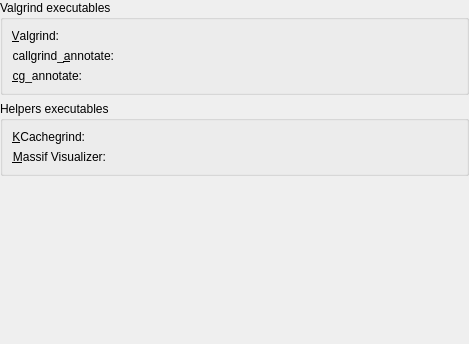
This is config/globalconfigpage.ui in KDE/kdev-valgrind as Qt 5 draws it before an edit. The edited form follows.
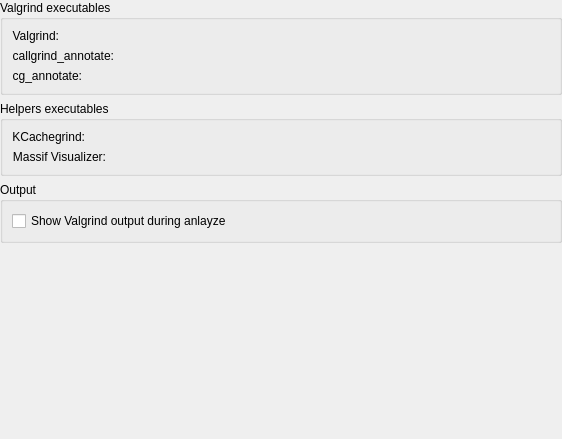
This is the edited form. Custom widgets are drawn as their Qt base class.

Commit message: Add plugin setting to hide/show Valgrind output in the output view during anayze run

```diff
--- a/config/globalconfigpage.ui
+++ b/config/globalconfigpage.ui
@@ -6,8 +6,8 @@
    <rect>
     <x>0</x>
     <y>0</y>
-    <width>469</width>
-    <height>344</height>
+    <width>562</width>
+    <height>439</height>
    </rect>
   </property>
   <property name="windowTitle">
@@ -35,7 +35,7 @@
       <item row="0" column="0">
        <widget class="QLabel" name="verappLabel">
         <property name="text">
-         <string>&amp;Valgrind:</string>
+         <string>Valgrind:</string>
         </property>
         <property name="alignment">
          <set>Qt::AlignRight|Qt::AlignTrailing|Qt::AlignVCenter</set>
@@ -58,20 +58,7 @@
       <item row="1" column="0">
        <widget class="QLabel" name="verappLabel_3">
         <property name="text">
-         <string>callgrind_&amp;annotate:</string>
-        </property>
-        <property name="alignment">
-         <set>Qt::AlignRight|Qt::AlignTrailing|Qt::AlignVCenter</set>
-        </property>
-        <property name="buddy">
-         <cstring>kcfg_valgrindExecutablePath</cstring>
-        </property>
-       </widget>
-      </item>
-      <item row="2" column="0">
-       <widget class="QLabel" name="verappLabel_2">
-        <property name="text">
-         <string>&amp;cg_annotate:</string>
+         <string>callgrind_annotate:</string>
         </property>
         <property name="alignment">
          <set>Qt::AlignRight|Qt::AlignTrailing|Qt::AlignVCenter</set>
@@ -91,6 +78,19 @@
         </property>
        </widget>
       </item>
+      <item row="2" column="0">
+       <widget class="QLabel" name="kcfg_cg_annotateExecutablePathLabel">
+        <property name="text">
+         <string>cg_annotate:</string>
+        </property>
+        <property name="alignment">
+         <set>Qt::AlignRight|Qt::AlignTrailing|Qt::AlignVCenter</set>
+        </property>
+        <property name="buddy">
+         <cstring>kcfg_valgrindExecutablePath</cstring>
+        </property>
+       </widget>
+      </item>
       <item row="2" column="1">
        <widget class="KUrlRequester" name="kcfg_cg_annotateExecutablePath">
         <property name="minimumSize">
@@ -113,7 +113,7 @@
       <item row="0" column="0">
        <widget class="QLabel" name="verappLabel_4">
         <property name="text">
-         <string>&amp;KCachegrind:</string>
+         <string>KCachegrind:</string>
         </property>
         <property name="alignment">
          <set>Qt::AlignRight|Qt::AlignTrailing|Qt::AlignVCenter</set>
@@ -136,7 +136,7 @@
       <item row="1" column="0">
        <widget class="QLabel" name="verappLabel_5">
         <property name="text">
-         <string>&amp;Massif Visualizer:</string>
+         <string>Massif Visualizer:</string>
         </property>
         <property name="alignment">
          <set>Qt::AlignRight|Qt::AlignTrailing|Qt::AlignVCenter</set>
@@ -159,6 +159,25 @@
      </layout>
     </widget>
    </item>
+   <item>
+    <widget class="QGroupBox" name="outputGroupBox_2">
+     <property name="title">
+      <string>Output</string>
+     </property>
+     <layout class="QVBoxLayout" name="verticalLayout_2">
+      <item>
+       <widget class="QCheckBox" name="kcfg_showValgrindOutput">
+        <property name="toolTip">
+         <string>&lt;html&gt;&lt;head/&gt;&lt;body&gt;&lt;p&gt;Valgrind messages will be &amp;quot;mixed&amp;quot; with analyzed executable messages.&lt;/p&gt;&lt;p&gt;Useful for plugin debugging.&lt;/p&gt;&lt;/body&gt;&lt;/html&gt;</string>
+        </property>
+        <property name="text">
+         <string>Show Valgrind output during anlayze</string>
+        </property>
+       </widget>
+      </item>
+     </layout>
+    </widget>
+   </item>
    <item>
     <spacer name="verticalSpacer">
      <property name="orientation">
```
Left out of the diff: 8 changed lines with no effect on the pictures. The commit also changes 2 other files.
